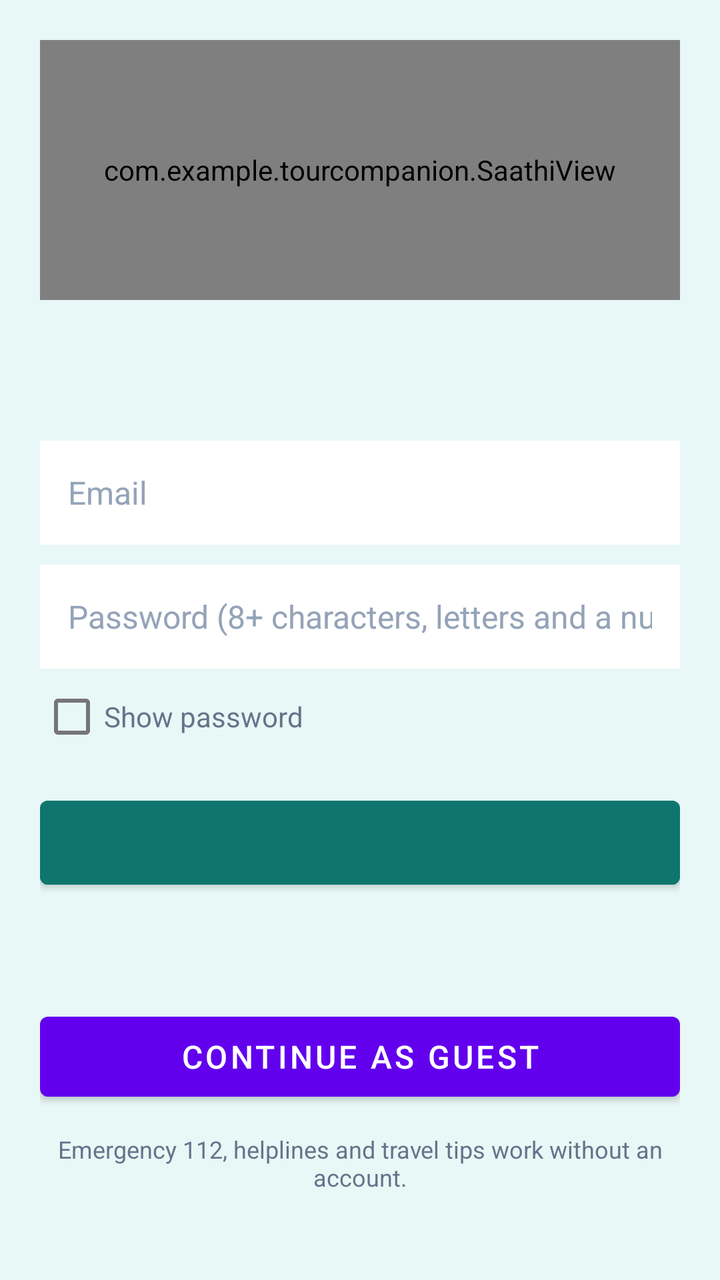
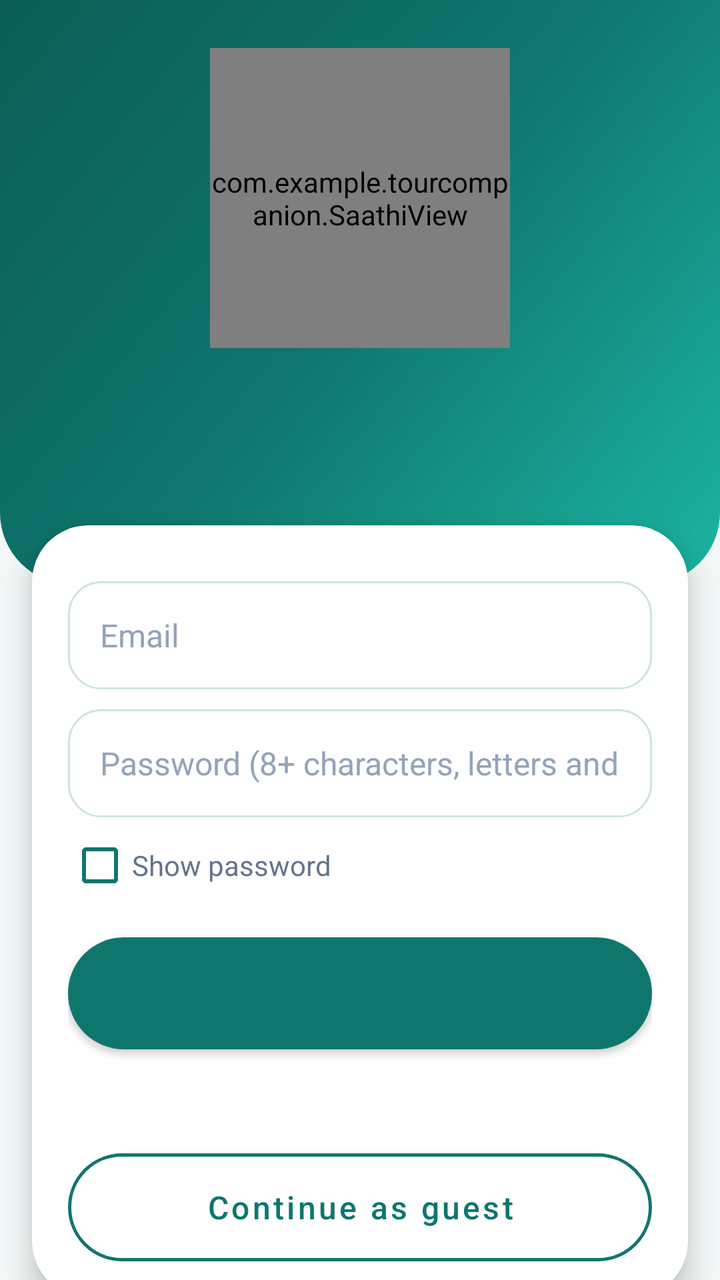

Two renders of the same Android screen: before a commit and after it. Below are the layout's source before the change and the commit's diff.
<!-- AndroidManifest.xml: application theme Theme.TourCompanion -->
<!-- res/layout/activity_auth.xml -->
<?xml version="1.0" encoding="utf-8"?>
<ScrollView
    xmlns:android="http://schemas.android.com/apk/res/android"
    xmlns:app="http://schemas.android.com/apk/res-auto"
    android:layout_width="match_parent"
    android:layout_height="match_parent"
    android:background="#E8F8F6"
    android:fillViewport="true">

    <LinearLayout
        android:layout_width="match_parent"
        android:layout_height="wrap_content"
        android:orientation="vertical"
        android:padding="20dp">

        <com.example.tourcompanion.SaathiView
            android:layout_width="match_parent"
            android:layout_height="130dp" />

        <TextView
            android:id="@+id/authTitle"
            android:layout_width="match_parent"
            android:layout_height="wrap_content"
            android:gravity="center"
            android:textColor="#111827"
            android:textSize="28sp"
            android:textStyle="bold" />

        <TextView
            android:id="@+id/authSubtitle"
            android:layout_width="match_parent"
            android:layout_height="wrap_content"
            android:layout_marginTop="4dp"
            android:gravity="center"
            android:textColor="#64748B"
            android:textSize="14sp" />

    <EditText
        android:id="@+id/authName"
        android:layout_width="match_parent"
        android:layout_height="52dp"
        android:layout_marginTop="10dp"
        android:background="#FFFFFF"
        android:hint="@string/auth_hint_name"
        android:importantForAutofill="yes"
        android:inputType="textPersonName"
        android:maxLines="1"
        android:paddingStart="14dp"
        android:paddingEnd="14dp"
        android:textColor="#111827"
        android:textColorHint="#94A3B8"
        android:textSize="16sp"
        android:visibility="gone" />

    <EditText
        android:id="@+id/authEmail"
        android:layout_width="match_parent"
        android:layout_height="52dp"
        android:layout_marginTop="10dp"
        android:background="#FFFFFF"
        android:hint="@string/auth_hint_email"
        android:importantForAutofill="yes"
        android:inputType="textEmailAddress"
        android:maxLines="1"
        android:paddingStart="14dp"
        android:paddingEnd="14dp"
        android:textColor="#111827"
        android:textColorHint="#94A3B8"
        android:textSize="16sp" />

    <EditText
        android:id="@+id/authPassword"
        android:layout_width="match_parent"
        android:layout_height="52dp"
        android:layout_marginTop="10dp"
        android:background="#FFFFFF"
        android:hint="@string/auth_hint_password"
        android:importantForAutofill="yes"
        android:inputType="textPassword"
        android:maxLines="1"
        android:paddingStart="14dp"
        android:paddingEnd="14dp"
        android:textColor="#111827"
        android:textColorHint="#94A3B8"
        android:textSize="16sp" />

        <CheckBox
            android:id="@+id/authShowPassword"
            android:layout_width="wrap_content"
            android:layout_height="wrap_content"
            android:text="@string/auth_show_password"
            android:textColor="#64748B" />

        <TextView
            android:id="@+id/authError"
            android:layout_width="match_parent"
            android:layout_height="wrap_content"
            android:layout_marginTop="4dp"
            android:textColor="#E52525"
            android:textSize="14sp"
            android:visibility="gone" />

        <Button
            android:id="@+id/authSubmitButton"
            android:layout_width="match_parent"
            android:layout_height="54dp"
            android:layout_marginTop="12dp"
            android:backgroundTint="#0F766E"
            android:textColor="#FFFFFF"
            android:textSize="16sp" />

        <Button
            android:id="@+id/authToggleButton"
            style="?android:attr/borderlessButtonStyle"
            android:layout_width="match_parent"
            android:layout_height="wrap_content"
            android:textColor="#0F766E" />

        <Button
            android:id="@+id/authGuestButton"
            android:layout_width="match_parent"
            android:layout_height="52dp"
            android:layout_marginTop="6dp"
            android:text="@string/auth_guest"
            android:textSize="16sp" />

        <TextView
            android:layout_width="match_parent"
            android:layout_height="wrap_content"
            android:layout_marginTop="12dp"
            android:gravity="center"
            android:text="@string/auth_note"
            android:textColor="#64748B"
            android:textSize="12sp" />
    </LinearLayout>
</ScrollView>
<!-- resources referenced by this layout -->
<resources>
  <style name="Theme.TourCompanion" parent="Theme.MaterialComponents.DayNight.DarkActionBar">
          
          <item name="colorPrimary">@color/purple_500</item>
          <item name="colorPrimaryVariant">@color/purple_700</item>
          <item name="colorOnPrimary">@color/white</item>
          
          <item name="colorSecondary">@color/teal_200</item>
          <item name="colorSecondaryVariant">@color/teal_700</item>
          <item name="colorOnSecondary">@color/black</item>
          
          <item name="android:statusBarColor">?attr/colorPrimaryVariant</item>
          
      </style>
  <color name="purple_500">#FF6200EE</color>
  <color name="purple_700">#FF3700B3</color>
  <color name="teal_200">#FF03DAC5</color>
  <color name="teal_700">#FF018786</color>
  <color name="black">#FF000000</color>
  <!-- unchanged entries left out for length: 7 -->
</resources>

<!-- the commit's change to res/layout/activity_auth.xml (unified diff, before → after) -->
@@ -4,133 +4,155 @@
     xmlns:app="http://schemas.android.com/apk/res-auto"
     android:layout_width="match_parent"
     android:layout_height="match_parent"
-    android:background="#E8F8F6"
-    android:fillViewport="true">
+    android:background="@color/bg"
+    android:fillViewport="true"
+    android:scrollbars="none">
 
     <LinearLayout
         android:layout_width="match_parent"
         android:layout_height="wrap_content"
-        android:orientation="vertical"
-        android:padding="20dp">
+        android:orientation="vertical">
 
-        <com.example.tourcompanion.SaathiView
-            android:layout_width="match_parent"
-            android:layout_height="130dp" />
-
-        <TextView
-            android:id="@+id/authTitle"
+        <LinearLayout
             android:layout_width="match_parent"
             android:layout_height="wrap_content"
-            android:gravity="center"
-            android:textColor="#111827"
-            android:textSize="28sp"
-            android:textStyle="bold" />
+            android:tag="header"
+            android:background="@drawable/bg_hero"
+            android:gravity="center_horizontal"
+            android:orientation="vertical"
+            android:paddingStart="20dp"
+            android:paddingTop="24dp"
+            android:paddingEnd="20dp"
+            android:paddingBottom="52dp">
 
-        <TextView
-            android:id="@+id/authSubtitle"
+        <FrameLayout
+            android:layout_width="150dp"
+            android:layout_height="150dp">
+
+            <View
+                android:layout_width="142dp"
+                android:layout_height="142dp"
+                android:layout_gravity="center"
+                android:background="@drawable/bg_circle_soft" />
+
+            <com.example.tourcompanion.SaathiView
+                
+                android:layout_width="match_parent"
+                android:layout_height="match_parent" />
+        </FrameLayout>
+
+            <TextView
+                android:id="@+id/authTitle"
+                style="@style/Text.Tour.Title"
+                android:layout_width="match_parent"
+                android:layout_height="wrap_content"
+                android:layout_marginTop="6dp"
+                android:textSize="28sp" />
+
+            <TextView
+                android:id="@+id/authSubtitle"
+                style="@style/Text.Tour.Subtitle"
+                android:layout_width="match_parent"
+                android:layout_height="wrap_content"
+                android:layout_marginTop="4dp" />
+        </LinearLayout>
+
+        <com.google.android.material.card.MaterialCardView
             android:layout_width="match_parent"
             android:layout_height="wrap_content"
-            android:layout_marginTop="4dp"
-            android:gravity="center"
-            android:textColor="#64748B"
-            android:textSize="14sp" />
+            android:layout_marginStart="16dp"
+            android:layout_marginTop="-30dp"
+            android:layout_marginEnd="16dp"
+            app:cardBackgroundColor="@color/surface"
+            app:cardCornerRadius="28dp"
+            app:cardElevation="8dp"
+            app:strokeWidth="0dp">
 
-    <EditText
-        android:id="@+id/authName"
-        android:layout_width="match_parent"
-        android:layout_height="52dp"
-        android:layout_marginTop="10dp"
-        android:background="#FFFFFF"
-        android:hint="@string/auth_hint_name"
-        android:importantForAutofill="yes"
-        android:inputType="textPersonName"
-        android:maxLines="1"
-        android:paddingStart="14dp"
-        android:paddingEnd="14dp"
-        android:textColor="#111827"
-        android:textColorHint="#94A3B8"
-        android:textSize="16sp"
-        android:visibility="gone" />
+            <LinearLayout
+                android:layout_width="match_parent"
+                android:layout_height="wrap_content"
+                android:orientation="vertical"
+                android:padding="18dp">
 
-    <EditText
-        android:id="@+id/authEmail"
-        android:layout_width="match_parent"
-        android:layout_height="52dp"
-        android:layout_marginTop="10dp"
-        android:background="#FFFFFF"
-        android:hint="@string/auth_hint_email"
-        android:importantForAutofill="yes"
-        android:inputType="textEmailAddress"
-        android:maxLines="1"
-        android:paddingStart="14dp"
-        android:paddingEnd="14dp"
-        android:textColor="#111827"
-        android:textColorHint="#94A3B8"
-        android:textSize="16sp" />
+                <EditText
+                    android:id="@+id/authName"
+                    style="@style/Widget.Tour.Input"
+                    android:layout_width="match_parent"
+                    android:layout_height="54dp"
+                    android:layout_marginTop="0dp"
+                    android:hint="@string/auth_hint_name"
+                    android:importantForAutofill="yes"
+                    android:inputType="textPersonName"
+                    android:visibility="gone" />
 
-    <EditText
-        android:id="@+id/authPassword"
-        android:layout_width="match_parent"
-        android:layout_height="52dp"
-        android:layout_marginTop="10dp"
-        android:background="#FFFFFF"
-        android:hint="@string/auth_hint_password"
-        android:importantForAutofill="yes"
-        android:inputType="textPassword"
-        android:maxLines="1"
-        android:paddingStart="14dp"
-        android:paddingEnd="14dp"
-        android:textColor="#111827"
-        android:textColorHint="#94A3B8"
-        android:textSize="16sp" />
+                <EditText
+                    android:id="@+id/authEmail"
+                    style="@style/Widget.Tour.Input"
+                    android:layout_width="match_parent"
+                    android:layout_height="54dp"
+                    android:layout_marginTop="10dp"
+                    android:hint="@string/auth_hint_email"
+                    android:importantForAutofill="yes"
+                    android:inputType="textEmailAddress" />
 
-        <CheckBox
-            android:id="@+id/authShowPassword"
-            android:layout_width="wrap_content"
-            android:layout_height="wrap_content"
-            android:text="@string/auth_show_password"
-            android:textColor="#64748B" />
+                <EditText
+                    android:id="@+id/authPassword"
+                    style="@style/Widget.Tour.Input"
+                    android:layout_width="match_parent"
+                    android:layout_height="54dp"
+                    android:layout_marginTop="10dp"
+                    android:hint="@string/auth_hint_password"
+                    android:importantForAutofill="yes"
+                    android:inputType="textPassword" />
 
-        <TextView
-            android:id="@+id/authError"
-            android:layout_width="match_parent"
-            android:layout_height="wrap_content"
-            android:layout_marginTop="4dp"
-            android:textColor="#E52525"
-            android:textSize="14sp"
-            android:visibility="gone" />
+                <CheckBox
+                    android:id="@+id/authShowPassword"
+                    android:layout_width="wrap_content"
+                    android:layout_height="wrap_content"
+                    android:buttonTint="@color/primary"
+                    android:text="@string/auth_show_password"
+                    android:textColor="@color/text_secondary" />
 
-        <Button
-            android:id="@+id/authSubmitButton"
-            android:layout_width="match_parent"
-            android:layout_height="54dp"
-            android:layout_marginTop="12dp"
-            android:backgroundTint="#0F766E"
-            android:textColor="#FFFFFF"
-            android:textSize="16sp" />
+                <TextView
+                    android:id="@+id/authError"
+                    android:layout_width="match_parent"
+                    android:layout_height="wrap_content"
+                    android:background="#FEE2E2"
+                    android:padding="10dp"
+                    android:textColor="@color/danger"
+                    android:textSize="14sp"
+                    android:visibility="gone" />
 
-        <Button
-            android:id="@+id/authToggleButton"
-            style="?android:attr/borderlessButtonStyle"
-            android:layout_width="match_parent"
-            android:layout_height="wrap_content"
-            android:textColor="#0F766E" />
+                <com.google.android.material.button.MaterialButton
+                    android:id="@+id/authSubmitButton"
+                    style="@style/Widget.Tour.Button.Primary"
+                    android:layout_width="match_parent"
+                    android:layout_height="56dp"
+                    android:layout_marginTop="12dp" />
 
-        <Button
-            android:id="@+id/authGuestButton"
-            android:layout_width="match_parent"
-            android:layout_height="52dp"
-            android:layout_marginTop="6dp"
-            android:text="@string/auth_guest"
-            android:textSize="16sp" />
+                <com.google.android.material.button.MaterialButton
+                    android:id="@+id/authToggleButton"
+                    style="@style/Widget.Tour.Button.Text"
+                    android:layout_width="match_parent"
+                    android:layout_height="wrap_content" />
+
+                <com.google.android.material.button.MaterialButton
+                    android:id="@+id/authGuestButton"
+                    style="@style/Widget.Tour.Button.Secondary"
+                    android:layout_width="match_parent"
+                    android:layout_height="54dp"
+                    android:layout_marginTop="4dp"
+                    android:text="@string/auth_guest" />
+            </LinearLayout>
+        </com.google.android.material.card.MaterialCardView>
 
         <TextView
             android:layout_width="match_parent"
             android:layout_height="wrap_content"
-            android:layout_marginTop="12dp"
+            android:layout_margin="20dp"
             android:gravity="center"
             android:text="@string/auth_note"
-            android:textColor="#64748B"
+            android:textColor="@color/text_secondary"
             android:textSize="12sp" />
     </LinearLayout>
 </ScrollView>
<!-- resource entries referenced after the edit -->
@@ -1,23 +1,97 @@
 <!-- resources referenced by this layout -->
 <resources>
-  <style name="Theme.TourCompanion" parent="Theme.MaterialComponents.DayNight.DarkActionBar">
-          
-          <item name="colorPrimary">@color/purple_500</item>
-          <item name="colorPrimaryVariant">@color/purple_700</item>
+  <color name="bg">#F2F8F7</color>
+  <color name="danger">#DC2626</color>
+  <color name="primary">#0F766E</color>
+  <color name="surface">#FFFFFF</color>
+  <color name="text_secondary">#64748B</color>
+  <!-- drawable bg_circle_soft (drawable) -->
+  <?xml version="1.0" encoding="utf-8"?>
+  <shape xmlns:android="http://schemas.android.com/apk/res/android" android:shape="oval">
+      <solid android:color="#26FFFFFF" />
+      <stroke android:width="2dp" android:color="#40FFFFFF" />
+  </shape>
+  <!-- drawable bg_hero (drawable) -->
+  <?xml version="1.0" encoding="utf-8"?>
+  <shape xmlns:android="http://schemas.android.com/apk/res/android" android:shape="rectangle">
+      <gradient android:type="linear" android:angle="315" android:startColor="#0B5D56" android:centerColor="#0F766E" android:endColor="#1BB5A1" />
+      <corners android:bottomLeftRadius="36dp" android:bottomRightRadius="36dp" />
+  </shape>
+  <style name="Text.Tour.Subtitle" parent="">
+          <item name="android:textColor">#E6FFFFFF</item>
+          <item name="android:textSize">14sp</item>
+          <item name="android:gravity">center</item>
+      </style>
+  <style name="Text.Tour.Title" parent="">
+          <item name="android:textColor">@color/white</item>
+          <item name="android:textSize">26sp</item>
+          <item name="android:fontFamily">sans-serif-black</item>
+          <item name="android:gravity">center</item>
+      </style>
+  <style name="Widget.Tour.Button.Primary" parent="Widget.MaterialComponents.Button">
+          <item name="backgroundTint">@color/primary</item>
+          <item name="android:textColor">@color/white</item>
+          <item name="cornerRadius">28dp</item>
+          <item name="android:textAllCaps">false</item>
+          <item name="android:textSize">16sp</item>
+          <item name="android:fontFamily">sans-serif-medium</item>
+          <item name="android:minHeight">54dp</item>
+          <item name="android:insetTop">0dp</item>
+          <item name="android:insetBottom">0dp</item>
+          <item name="rippleColor">#33FFFFFF</item>
+      </style>
+  <style name="Widget.Tour.Button.Secondary" parent="Widget.MaterialComponents.Button.OutlinedButton">
+          <item name="strokeColor">@color/primary</item>
+          <item name="strokeWidth">1.5dp</item>
+          <item name="android:textColor">@color/primary</item>
+          <item name="cornerRadius">28dp</item>
+          <item name="android:textAllCaps">false</item>
+          <item name="android:textSize">16sp</item>
+          <item name="android:fontFamily">sans-serif-medium</item>
+          <item name="android:minHeight">52dp</item>
+          <item name="android:insetTop">0dp</item>
+          <item name="android:insetBottom">0dp</item>
+      </style>
+  <style name="Widget.Tour.Button.Text" parent="Widget.MaterialComponents.Button.TextButton">
+          <item name="android:textColor">@color/primary</item>
+          <item name="android:textAllCaps">false</item>
+          <item name="android:textSize">15sp</item>
+          <item name="android:fontFamily">sans-serif-medium</item>
+      </style>
+  <style name="Widget.Tour.Input" parent="">
+          <item name="android:background">@drawable/bg_input</item>
+          <item name="android:textColor">@color/text_primary</item>
+          <item name="android:textColorHint">#94A3B8</item>
+          <item name="android:textSize">16sp</item>
+          <item name="android:paddingStart">16dp</item>
+          <item name="android:paddingEnd">16dp</item>
+          <item name="android:minHeight">54dp</item>
+          <item name="android:maxLines">1</item>
+      </style>
+  <style name="Theme.TourCompanion" parent="Theme.MaterialComponents.Light.NoActionBar">
+          <item name="colorPrimary">@color/primary</item>
+          <item name="colorPrimaryVariant">@color/primary_dark</item>
           <item name="colorOnPrimary">@color/white</item>
-          
-          <item name="colorSecondary">@color/teal_200</item>
-          <item name="colorSecondaryVariant">@color/teal_700</item>
-          <item name="colorOnSecondary">@color/black</item>
-          
-          <item name="android:statusBarColor">?attr/colorPrimaryVariant</item>
-          
+          <item name="colorSecondary">@color/accent</item>
+          <item name="colorSecondaryVariant">@color/accent</item>
+          <item name="colorOnSecondary">@color/text_primary</item>
+          <item name="android:colorBackground">@color/bg</item>
+          <item name="android:windowBackground">@color/bg</item>
+          <item name="android:statusBarColor">@color/primary_dark</item>
+          <item name="android:textColorPrimary">@color/text_primary</item>
+          <item name="android:textColorSecondary">@color/text_secondary</item>
+          <item name="materialButtonStyle">@style/Widget.Tour.Button.Primary</item>
       </style>
-  <color name="purple_500">#FF6200EE</color>
-  <color name="purple_700">#FF3700B3</color>
-  <color name="teal_200">#FF03DAC5</color>
-  <color name="teal_700">#FF018786</color>
-  <color name="black">#FF000000</color>
+  <!-- drawable bg_input (drawable) -->
+  <?xml version="1.0" encoding="utf-8"?>
+  <shape xmlns:android="http://schemas.android.com/apk/res/android" android:shape="rectangle">
+      <solid android:color="#FFFFFFFF" />
+      <stroke android:width="1dp" android:color="#CFE3DF" />
+      <corners android:radius="16dp" />
+  </shape>
+  <color name="text_primary">#0F172A</color>
+  <color name="primary_dark">#0B5D56</color>
+  <color name="accent">#F59E0B</color>
   <!-- unchanged entries left out for length: 7 -->
 </resources>
 
